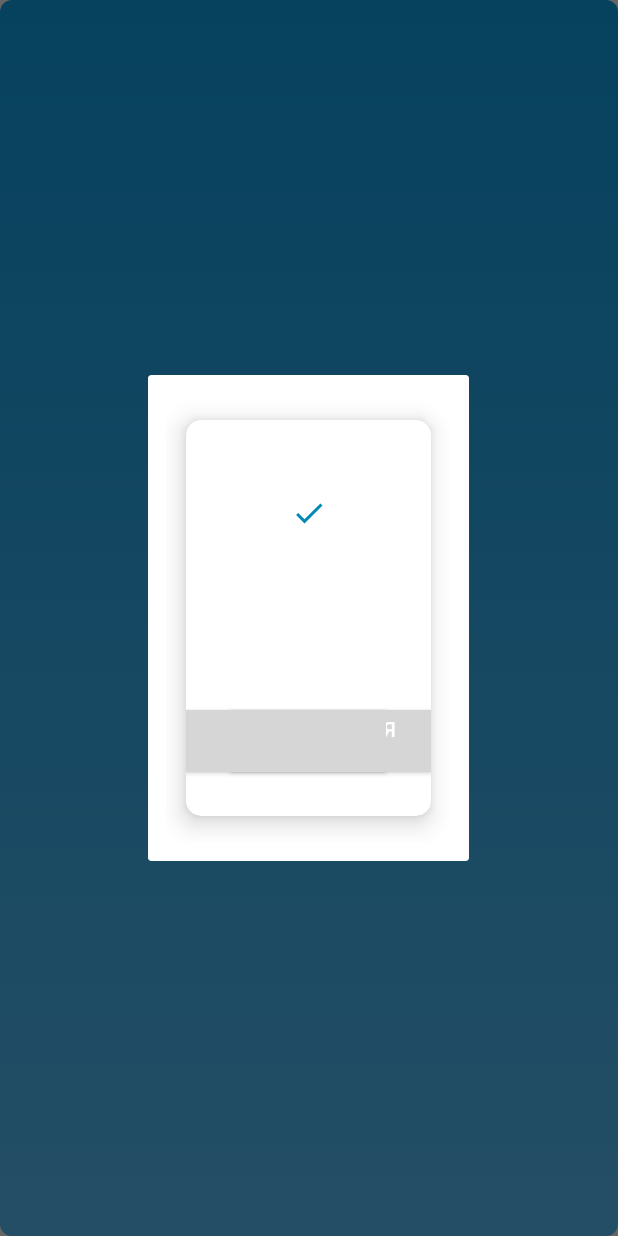
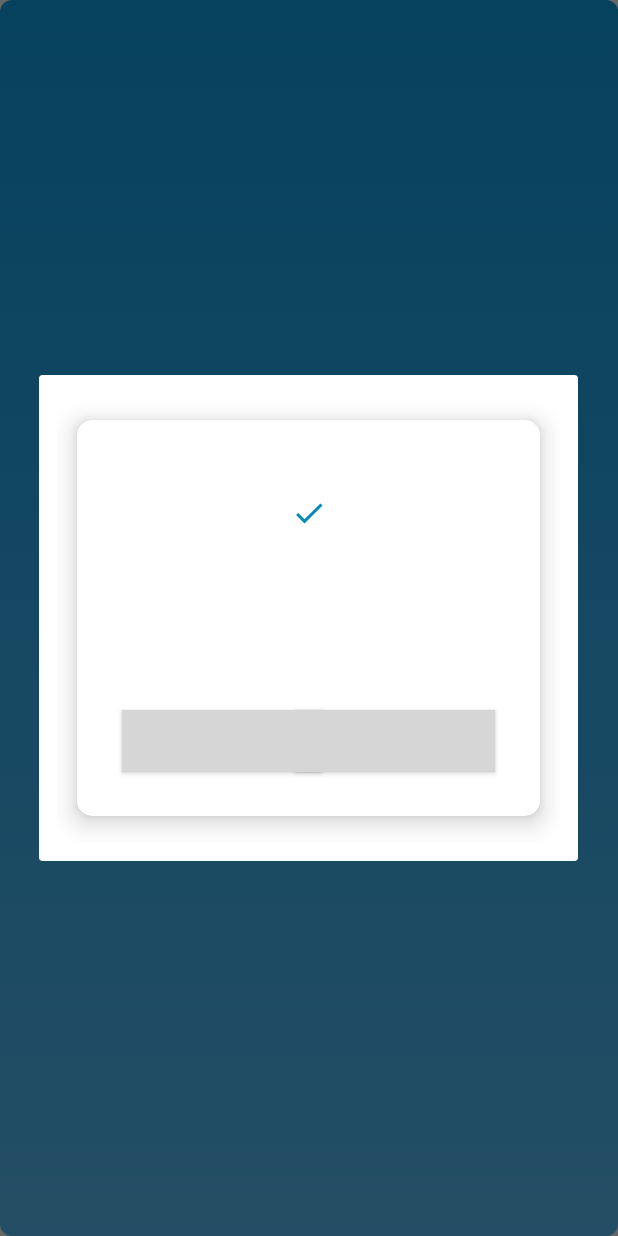
Before and after one commit to Azamat753/EnDo, an Android app: the fragment CustomListeningDialogFragment placed in its activity, on a phone screen of 412 x 824 dp. Run offline under Robolectric (Android 15) with nearby library versions, the phone set to English and light mode, and no system bars; our stand-ins replace Dagger/Hilt's generated code, navigation-ui; Roboto replaces fonts that are not available here; 5 statements that could not run were skipped; grey boxes are pictures that could not be loaded.

Commit message:
fix dialog

```diff
--- a/app/src/main/java/com/example/endo/dialogs/CustomListeningDialogFragment.kt
+++ b/app/src/main/java/com/example/endo/dialogs/CustomListeningDialogFragment.kt
@@ -1,10 +1,11 @@
 package com.example.endo.dialogs
 
+import android.app.AlertDialog
+import android.app.Dialog
 import android.os.Bundle
 import android.view.LayoutInflater
 import android.view.View
 import android.view.ViewGroup
-import android.view.Window
 import androidx.fragment.app.DialogFragment
 import androidx.navigation.fragment.findNavController
 import androidx.navigation.fragment.navArgs
@@ -16,21 +17,25 @@ import com.example.endo.databinding.FragmentListeningBottomSheetDialogBinding
 
 class CustomListeningDialogFragment : DialogFragment(
 ) {
+
     private lateinit var binding: FragmentListeningBottomSheetDialogBinding
     private val args: CustomListeningDialogFragmentArgs by navArgs()
     override fun onCreateView(
         inflater: LayoutInflater,
         container: ViewGroup?,
         savedInstanceState: Bundle?
-
     ): View? {
-
-        dialog?.requestWindowFeature(Window.FEATURE_NO_TITLE)
         dialog?.setCancelable(false)
-        binding = FragmentListeningBottomSheetDialogBinding.inflate(inflater, container, false)
         return binding.root
     }
 
+    override fun onCreateDialog(savedInstanceState: Bundle?): Dialog {
+        binding = FragmentListeningBottomSheetDialogBinding.inflate(LayoutInflater.from(context))
+        val builder = AlertDialog.Builder(activity)
+            .setView(binding.root)
+            .create()
+        return builder
+    }
 
     override fun onViewCreated(view: View, savedInstanceState: Bundle?) {
         super.onViewCreated(view, savedInstanceState)
@@ -40,24 +45,20 @@ class CustomListeningDialogFragment : DialogFragment(
     }
 
     private fun setupViews() {
-
-
         viewsReplacementDependingOnArgs()
     }
+
 
     private fun viewsReplacementDependingOnArgs() {
         if (!args.rightOrNot) {
             binding.tvRightOrNot.text = "Попробуем еще раз?"
             binding.imRightOrNot.setImageResource(R.drawable.mistake_icon)
         }
-
-
     }
 
 
     private fun initListeners() = with(binding) {
         btnContinue.setOnClickListener {
-            dismiss()
             when (args.whichAudioWasListenedTo) {
                 MUSIC -> {
                     findNavController().navigate(
@@ -91,7 +92,7 @@ class CustomListeningDialogFragment : DialogFragment(
             findNavController().navigate(
                 CustomListeningDialogFragmentDirections.actionCustomListeningDialogFragmentToAudioResultFragment(
                     args.totalAudioListened,
-                    args.time.toInt(),
+                    args.timeFromTests,
                     args.amountOfRightAnswers,
                     args.amountOfMistakes
                 )
--- a/app/src/main/java/com/example/endo/local/Client.kt
+++ b/app/src/main/java/com/example/endo/local/Client.kt
@@ -4,6 +4,10 @@ import com.example.endo.R
 import com.example.endo.models.QuestionModel
 
 class Client {
+    fun getMusicByIndex(index: Int) {
+        Client().getMusic().get(index).audio
+    }
+
     fun getMusic(): List<QuestionModel> {
 
         val list = ArrayList<QuestionModel>()
--- a/app/src/main/res/layout/fragment_listening_bottom_sheet_dialog.xml
+++ b/app/src/main/res/layout/fragment_listening_bottom_sheet_dialog.xml
@@ -1,5 +1,5 @@
 <?xml version="1.0" encoding="utf-8"?>
-<LinearLayout xmlns:android="http://schemas.android.com/apk/res/android"
+<androidx.constraintlayout.widget.ConstraintLayout xmlns:android="http://schemas.android.com/apk/res/android"
     xmlns:app="http://schemas.android.com/apk/res-auto"
     xmlns:tools="http://schemas.android.com/tools"
     android:layout_width="match_parent"
@@ -16,7 +16,10 @@
         style="@style/cardStyle"
         android:layout_width="match_parent"
         android:layout_height="300dp"
-        android:layout_gravity="center">
+        app:layout_constraintBottom_toBottomOf="parent"
+        app:layout_constraintEnd_toEndOf="parent"
+        app:layout_constraintStart_toStartOf="parent"
+        app:layout_constraintTop_toTopOf="parent">
 
         <androidx.constraintlayout.widget.ConstraintLayout
             android:layout_width="match_parent"
@@ -81,4 +84,4 @@
     </androidx.cardview.widget.CardView>
 
 
-</LinearLayout>
+</androidx.constraintlayout.widget.ConstraintLayout>
--- a/db/src/main/java/com/example/db/di/DBModule.kt
+++ b/db/src/main/java/com/example/db/di/DBModule.kt
@@ -13,12 +13,11 @@ import javax.inject.Singleton
 @Module
 @InstallIn(SingletonComponent::class)
 object DBModule {
-
     @Provides
     @Singleton
     fun provideDataBase(@ApplicationContext context: Context) =
         Room.databaseBuilder(context, AppDataBase::class.java, "endo_database").build()
-
+}
 
 @Provides
 @Singleton
@@ -31,6 +30,3 @@ object DBModule {
 @Provides
 @Singleton
 fun provideDictionaryCategoryDao(appDataBase: AppDataBase) = appDataBase.dictionaryDao()
-
-
-}
```
Lines whose indentation alone changed are shown as unchanged.
